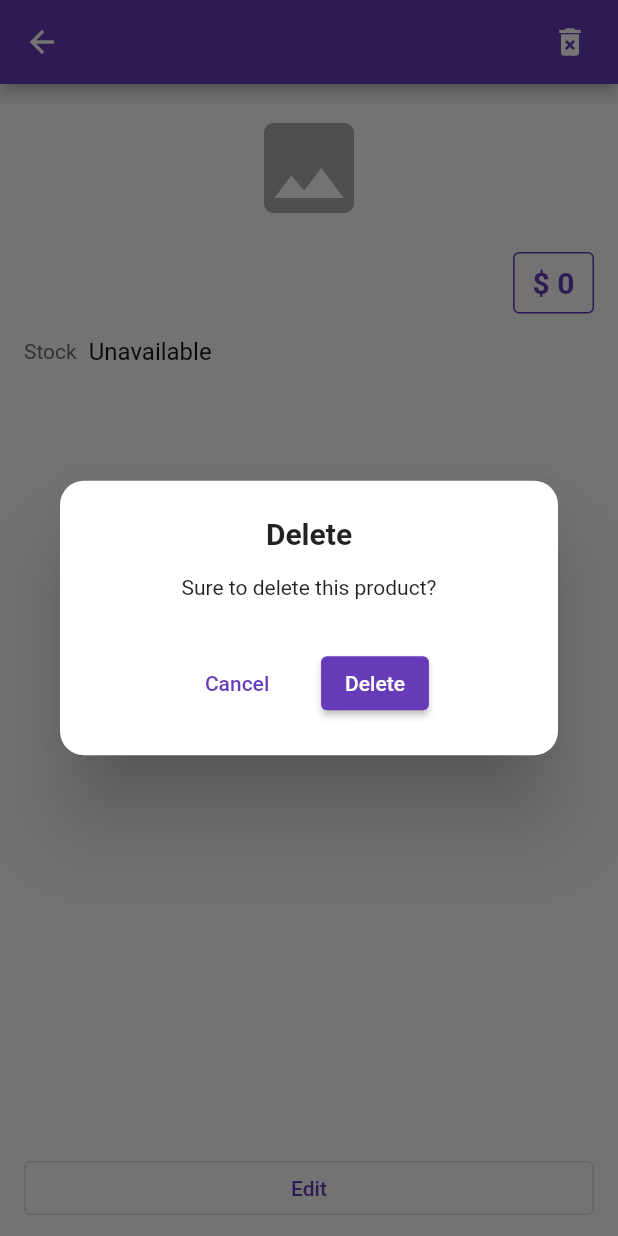
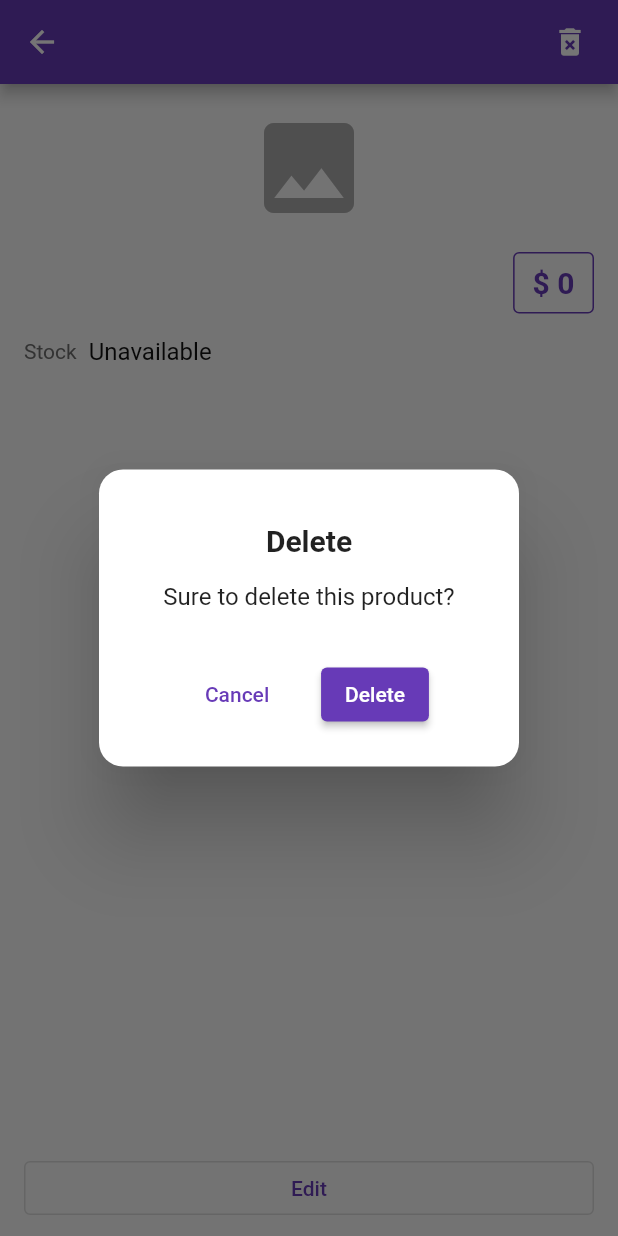
Before and after one commit to salario07/my_market, a Flutter app: the ShowProductAdmin screen opened directly with empty values, after a tap on "Edit", after a tap on the "delete forever" icon, on a phone screen of 412 x 824 dp. Run offline on Flutter 3.47's test engine with Material 2 defaults, Android fonts, the phone set to English and light mode, and no system bars; our stand-ins replace badges, dio, file_picker, flutter_masked_text, get, get_storage; accounts and stored records are empty; network calls fail.

Commit message:
enhanced alert dialogs

```diff
--- a/lib/widget/ui/dialog_ask.dart
+++ b/lib/widget/ui/dialog_ask.dart
@@ -16,11 +16,11 @@ class DialogAsk extends StatelessWidget {
 
   @override
   Widget build(BuildContext context) {
-    return Dialog(
+    return AlertDialog(
       backgroundColor: AppColors.colorSurface,
       shape: _buildShape(),
-      child: Padding(
-        padding: EdgeInsets.symmetric(vertical: 24, horizontal: 16),
+      content: Padding(
+        padding: EdgeInsets.only(top: 16),
         child: _buildContent(),
       ),
     );
```
